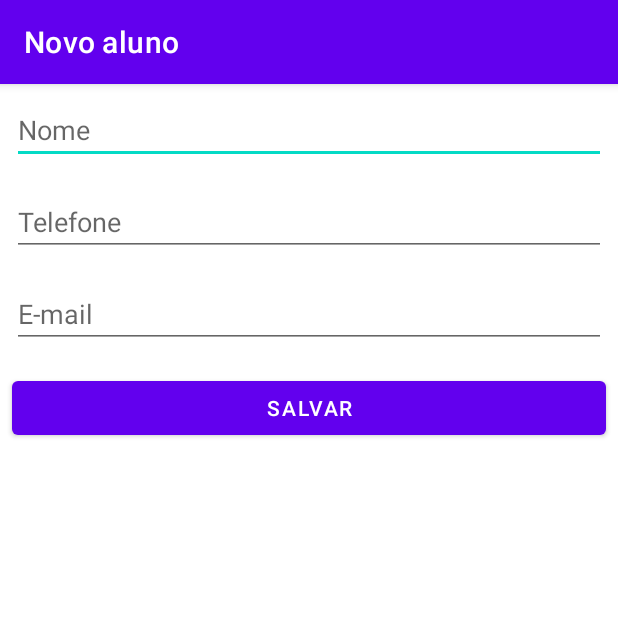
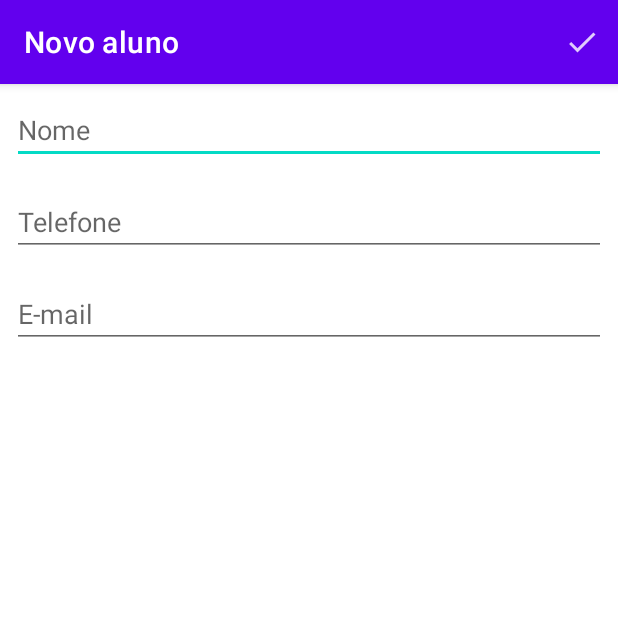
Before and after one commit to correadso/Agenda, an Android app: the FormularioAlunoActivity screen opened directly, with no data from a screen before it, on a phone screen of 412 x 824 dp, the top half of it. Run offline under Robolectric (Android 15) with nearby library versions, the phone set to English and light mode, and no system bars.

Commit message:
Salvando utilizando menu de contexto

```diff
--- a/app/src/main/java/br/com/alura/agenda/ui/activity/FormularioAlunoActivity.java
+++ b/app/src/main/java/br/com/alura/agenda/ui/activity/FormularioAlunoActivity.java
@@ -2,10 +2,13 @@ package br.com.alura.agenda.ui.activity;
 
 import android.content.Intent;
 import android.os.Bundle;
+import android.view.Menu;
+import android.view.MenuItem;
 import android.view.View;
 import android.widget.Button;
 import android.widget.EditText;
 
+import androidx.annotation.NonNull;
 import androidx.appcompat.app.AppCompatActivity;
 
 import br.com.alura.agenda.R;
@@ -30,9 +33,27 @@ public class FormularioAlunoActivity extends AppCompatActivity {
         super.onCreate(savedInstanceState);
         setContentView(R.layout.activity_formulario_aluno);
         inicializacaoCampos();
-        configuraBotaoSalvar();
         carregaAluno();
 
+    }
+
+    // listener para o clique do botão salvar
+    @Override
+    public boolean onOptionsItemSelected(@NonNull MenuItem item) {
+        int itemId = item.getItemId();
+        if(itemId == R.id.activity_formulario_aluno_menu_salvar) {
+            preencheAluno();
+            salvaAluno();
+            finish();
+        }
+        return super.onOptionsItemSelected(item);
+    }
+
+    // cria o menu para utilizar o botão salvar
+    @Override
+    public boolean onCreateOptionsMenu(Menu menu) {
+        getMenuInflater().inflate(R.menu.activity_formulario_aluno_menu, menu);
+        return super.onCreateOptionsMenu(menu);
     }
 
     private void carregaAluno() {
@@ -51,19 +72,6 @@ public class FormularioAlunoActivity extends AppCompatActivity {
         campoNome.setText(aluno.getNome());
         campoTelefone.setText(aluno.getTelefone());
         campoEmail.setText(aluno.getEmail());
-    }
-
-    private void configuraBotaoSalvar() {
-        Button botaoSalvar = findViewById(R.id.activity_formulario_aluno_botao_salvar);
-        botaoSalvar.setOnClickListener(new View.OnClickListener() {
-            @Override
-            public void onClick(View v) {
-                //Toast.makeText(FormularioAlunoActivity.this, "Cliquei no botão salvar", Toast.LENGTH_SHORT).show();
-                preencheAluno();
-                salvaAluno();
-                finish();
-            }
-        });
     }
 
     private void salvaAluno() {
--- /dev/null
+++ b/app/src/main/res/drawable-anydpi/ic_action_salvar_aluno.xml
@@ -0,0 +1,11 @@
+<vector xmlns:android="http://schemas.android.com/apk/res/android"
+    android:width="24dp"
+    android:height="24dp"
+    android:viewportWidth="24"
+    android:viewportHeight="24"
+    android:tint="#FFFFFF"
+    android:alpha="0.8">
+  <path
+      android:fillColor="@android:color/white"
+      android:pathData="M9,16.2L4.8,12l-1.4,1.4L9,19 21,7l-1.4,-1.4L9,16.2z"/>
+</vector>
--- a/app/src/main/res/layout/activity_formulario_aluno.xml
+++ b/app/src/main/res/layout/activity_formulario_aluno.xml
@@ -33,13 +33,6 @@
             android:hint="E-mail"
             android:inputType="textEmailAddress" />
 
-        <Button
-            android:id="@+id/activity_formulario_aluno_botao_salvar"
-            android:layout_width="match_parent"
-            android:layout_height="wrap_content"
-            android:layout_margin="8dp"
-            android:text="Salvar" />
-
     </LinearLayout>
 
 </ScrollView>
--- /dev/null
+++ b/app/src/main/res/menu/activity_formulario_aluno_menu.xml
@@ -0,0 +1,8 @@
+<?xml version="1.0" encoding="utf-8"?>
+<menu xmlns:android="http://schemas.android.com/apk/res/android"
+    xmlns:app="http://schemas.android.com/apk/res-auto">
+    <item android:id="@+id/activity_formulario_aluno_menu_salvar"
+        app:showAsAction="always"
+        android:icon="@drawable/ic_action_salvar_aluno"
+        android:title="Salvar aluno"/>
+</menu>
```
Also changed, not shown: app/src/main/res/drawable-hdpi/ic_action_salvar_aluno.png (added), app/src/main/res/drawable-mdpi/ic_action_salvar_aluno.png (added), app/src/main/res/drawable-xhdpi/ic_action_salvar_aluno.png (added), app/src/main/res/drawable-xxhdpi/ic_action_salvar_aluno.png (added).
